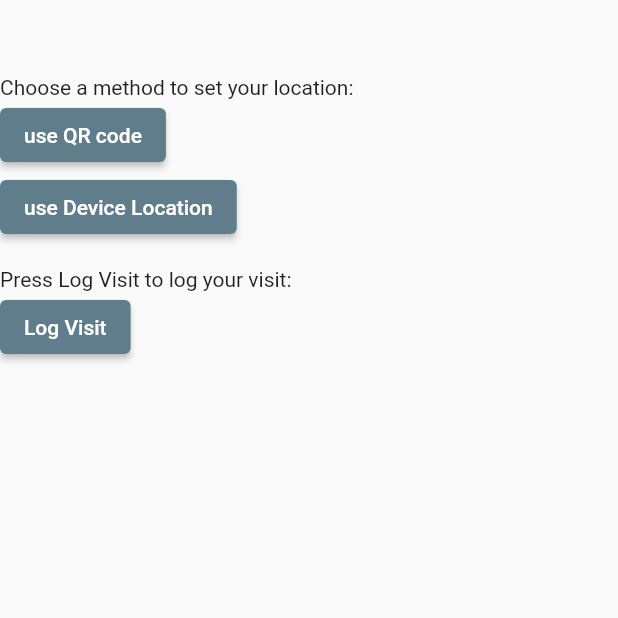
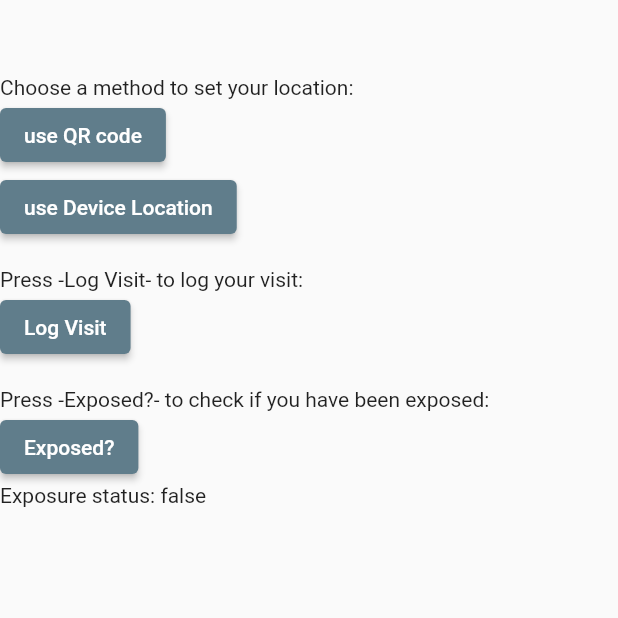
Before and after one commit to cactuspoint/CSCI334Project, a Flutter app: the VisitsPage screen opened directly, after a tap on "Log Visit", on a phone screen of 412 x 824 dp, the top half of it. Run offline on Flutter 3.47's test engine with Material 2 defaults, Android fonts, the light colour scheme and no system bars; our stand-ins replace graphql_flutter, qr_flutter, sqflite; missing offline and left inert: qr_code_scanner; accounts and stored records are empty.

Commit message:
modify screen visits to allow checking exposure status

```diff
--- a/client/lib/screens/visits.dart
+++ b/client/lib/screens/visits.dart
@@ -9,6 +9,8 @@ class VisitsPage extends StatefulWidget {
 }
 
 class _VisitsPageState extends State<VisitsPage> {
+  bool exposed = false;
+
   @override
   Widget build(BuildContext context) {
     return Scaffold(
@@ -32,15 +34,28 @@ class _VisitsPageState extends State<VisitsPage> {
               child: Text('use Device Location'),
               onPressed: () {},
             ),
-            Text('\nPress Log Visit to log your visit:'),
+            Text('\nPress -Log Visit- to log your visit:'),
             ElevatedButton(
               child: Text('Log Visit'),
               onPressed: () {
-                DatabaseHelper.insertVisit(new Visit(
+                DatabaseHelper.insertVisit(Visit(
                     DateTime.now().toIso8601String(), globals.currentLocation));
               },
             ),
+            Text('\nPress -Exposed?- to check if you have been exposed:'),
+            ElevatedButton(
+              child: Text('Exposed?'),
+              onPressed: () {
+                checkExposed();
+              },
+            ),
+            Text('Exposure status: ${exposed.toString()}'),
           ]),
     ));
   }
+
+  checkExposed() async {
+    exposed = await DatabaseHelper.exposed();
+    setState(() {});
+  }
 }
```
